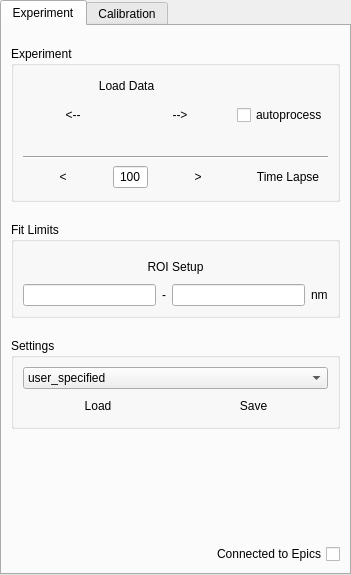
The window that T-Rax/UIFiles/T_Rax_TemperatureControl.ui (CPrescher/T-rax) describes before a commit, drawn with Qt 5.
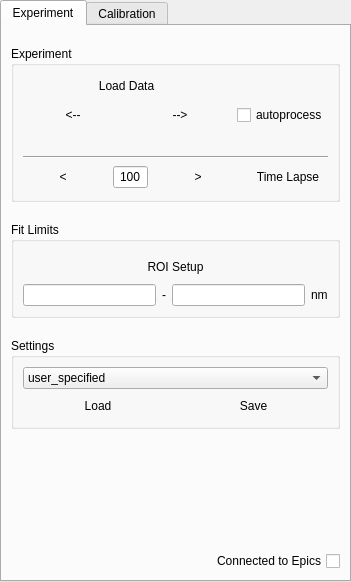
The same window after the commit.

Patch:
```diff
--- a/T-Rax/UIFiles/T_Rax_TemperatureControl.ui
+++ b/T-Rax/UIFiles/T_Rax_TemperatureControl.ui
@@ -7,7 +7,7 @@
     <x>0</x>
     <y>0</y>
     <width>260</width>
-    <height>575</height>
+    <height>582</height>
    </rect>
   </property>
   <property name="maximumSize">
```
